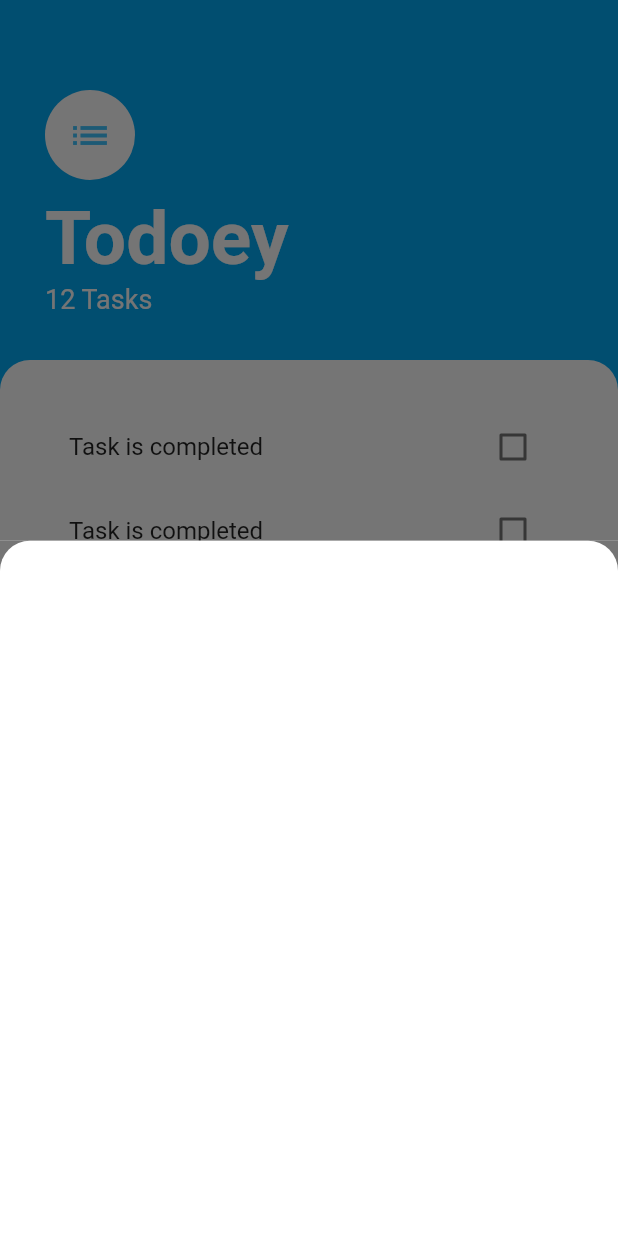
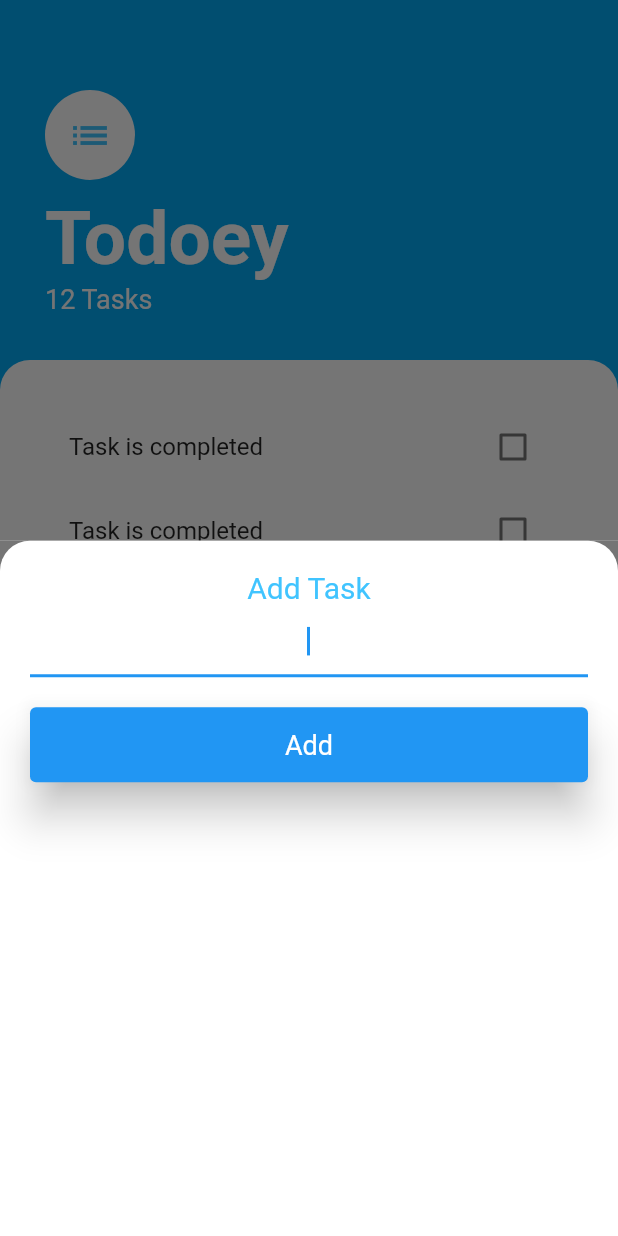
Before and after one commit to YashrajMalviya/ToDo, a Flutter app: the screen it shows after launch, after a tap on the "add" icon, on a phone screen of 412 x 824 dp. Run offline on Flutter 3.47's test engine with Material 2 defaults, Android fonts, the phone set to English and light mode, and no system bars.

Commit message:
layout completed

```diff
--- a/lib/screens/add_task_screen.dart
+++ b/lib/screens/add_task_screen.dart
@@ -8,12 +8,39 @@ class AddTaskScreen extends StatelessWidget {
     return Container(
       color: const Color(0xff757575),
       child: Container(
+        padding: const EdgeInsets.all(20),
         decoration: const BoxDecoration(
             color: Colors.white,
             borderRadius: BorderRadius.only(
               topRight: Radius.circular(20),
               topLeft: Radius.circular(20),
             )),
+        child: Column(
+          crossAxisAlignment: CrossAxisAlignment.stretch,
+          children: [
+            const Text("Add Task",
+                textAlign: TextAlign.center,
+                style: TextStyle(fontSize: 20, color: Colors.lightBlueAccent)),
+            const TextField(
+              autofocus: true,
+              textAlign: TextAlign.center,
+            ),
+            const SizedBox(
+              height: 20,
+            ),
+            ElevatedButton(
+              onPressed: () {},
+              style: ElevatedButton.styleFrom(
+                  fixedSize: const Size(300, 50),
+                  elevation: 12.0,
+                  textStyle: const TextStyle(color: Colors.white)),
+              child: const Text(
+                'Add',
+                style: TextStyle(fontSize: 18),
+              ),
+            ),
+          ],
+        ),
       ),
     );
   }
```
